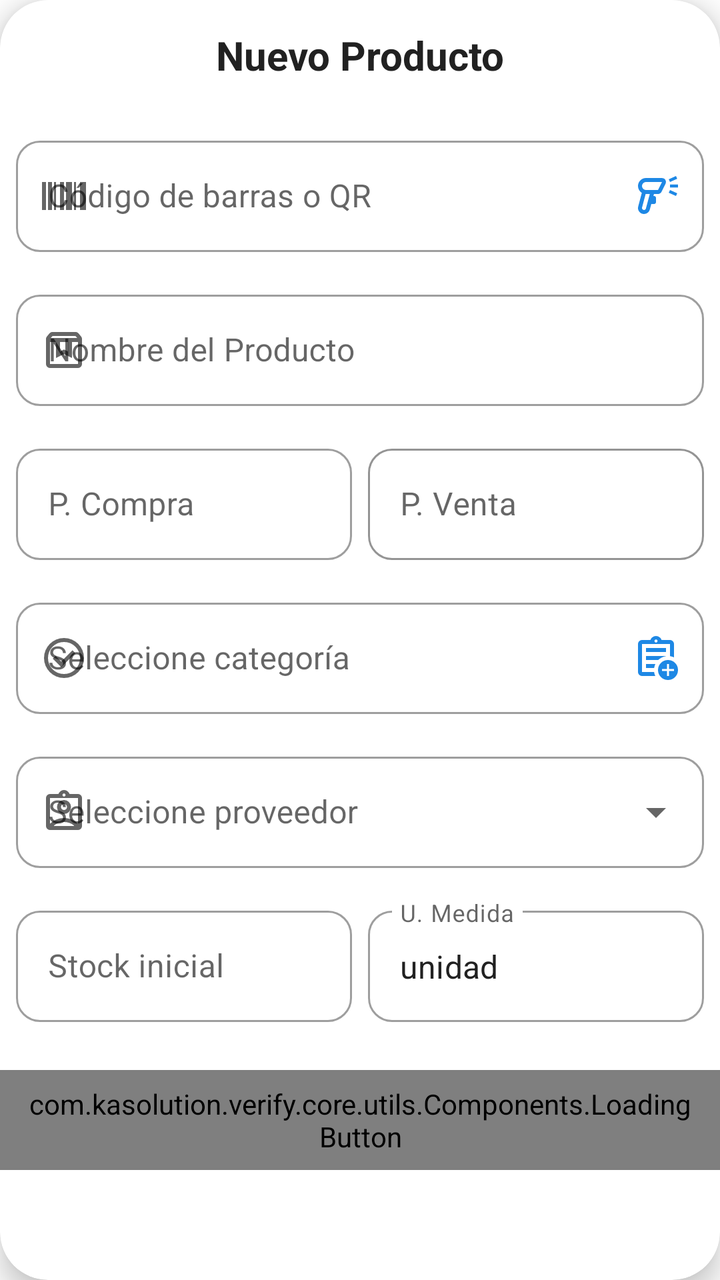
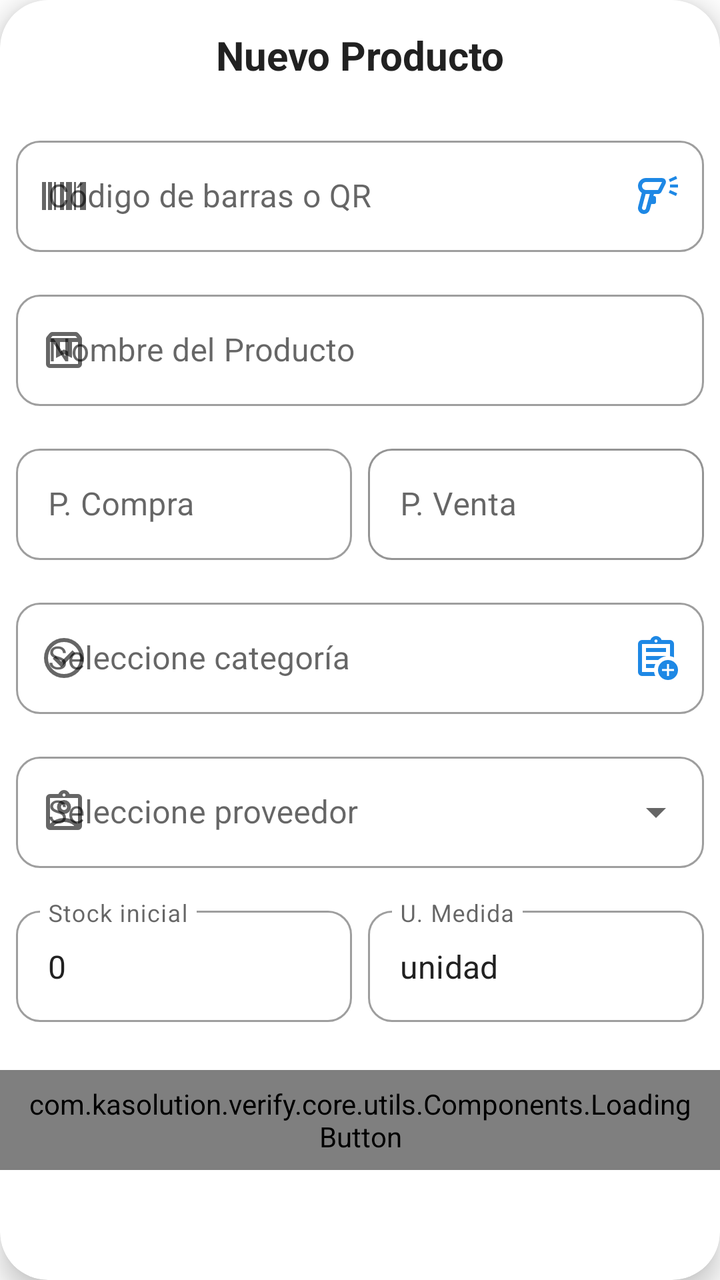

Two renders of the same Android screen: before a commit and after it. Below are the layout's source before the change and the commit's diff.
<!-- AndroidManifest.xml: application theme Theme.VERIFY -->
<!-- res/layout/fragment_product_form_dialog.xml -->
<?xml version="1.0" encoding="utf-8"?>
<com.google.android.material.card.MaterialCardView xmlns:android="http://schemas.android.com/apk/res/android"
    xmlns:app="http://schemas.android.com/apk/res-auto"
    android:layout_width="match_parent"
    android:layout_height="wrap_content"
    android:layout_margin="16dp"
    android:backgroundTint="@color/white_pure"
    android:padding="16dp"
    app:cardCornerRadius="24dp"
    app:cardElevation="8dp">

    <LinearLayout
        android:layout_width="match_parent"
        android:layout_height="wrap_content"
        android:orientation="vertical"
        android:paddingVertical="14dp">

        <TextView
            android:id="@+id/tv_dialog_title"
            android:layout_width="match_parent"
            android:layout_height="wrap_content"
            android:layout_marginBottom="16dp"
            android:gravity="center"
            android:text="Nuevo Producto"
            android:textColor="@color/grey_text_dark"
            android:textSize="20sp"
            android:textStyle="bold"
            app:layout_constraintEnd_toEndOf="parent"
            app:layout_constraintStart_toStartOf="parent"
            app:layout_constraintTop_toTopOf="parent" />
        <ScrollView
            android:layout_width="match_parent"
            android:layout_height="wrap_content">
            <LinearLayout
                android:layout_width="match_parent"
                android:layout_height="wrap_content"
                android:orientation="vertical"
                android:paddingHorizontal="8dp"
                android:paddingVertical="8dp">
                <com.google.android.material.textfield.TextInputLayout
                    android:id="@+id/til_CodigoProducto"
                    style="@style/Widget.MaterialComponents.TextInputLayout.OutlinedBox"
                    android:layout_width="match_parent"
                    android:layout_height="wrap_content"
                    android:hint="Código de barras o QR"
                    app:startIconDrawable="@drawable/ic_barcode"
                    app:boxCornerRadiusBottomEnd="12dp"
                    app:boxCornerRadiusBottomStart="12dp"
                    app:boxCornerRadiusTopEnd="12dp"
                    app:boxCornerRadiusTopStart="12dp"
                    app:endIconMode="custom"
                    app:endIconDrawable="@drawable/ic_barcode_read"
                    app:endIconTint="@color/blue_corporative_primary"
                    app:endIconContentDescription="Escanear código">>

                    <com.google.android.material.textfield.TextInputEditText
                        android:id="@+id/et_codigo_producto"
                        android:layout_width="match_parent"
                        android:layout_height="wrap_content"
                        android:inputType="number" />
                </com.google.android.material.textfield.TextInputLayout>

                <com.google.android.material.textfield.TextInputLayout
                    android:id="@+id/til_NombreProducto"
                    style="@style/Widget.MaterialComponents.TextInputLayout.OutlinedBox"
                    android:layout_width="match_parent"
                    android:layout_height="wrap_content"
                    app:boxCornerRadiusBottomEnd="12dp"
                    app:boxCornerRadiusBottomStart="12dp"
                    app:boxCornerRadiusTopEnd="12dp"
                    app:boxCornerRadiusTopStart="12dp"
                    android:layout_marginTop="16dp"
                    android:hint="Nombre del Producto"
                    app:startIconDrawable="@drawable/ic_module_inventario">

                    <com.google.android.material.textfield.TextInputEditText
                        android:id="@+id/et_nombre_producto"
                        android:layout_width="match_parent"
                        android:layout_height="wrap_content"
                        android:inputType="textCapWords" />
                </com.google.android.material.textfield.TextInputLayout>

                <LinearLayout
                    android:layout_width="match_parent"
                    android:layout_height="wrap_content"
                    android:layout_marginTop="16dp"
                    android:orientation="horizontal">

                    <com.google.android.material.textfield.TextInputLayout
                        android:id="@+id/til_PrecioCompra"
                        style="@style/Widget.MaterialComponents.TextInputLayout.OutlinedBox"
                        android:layout_width="0dp"
                        android:layout_height="wrap_content"
                        android:layout_marginEnd="8dp"
                        app:boxCornerRadiusBottomEnd="12dp"
                        app:boxCornerRadiusBottomStart="12dp"
                        app:boxCornerRadiusTopEnd="12dp"
                        app:boxCornerRadiusTopStart="12dp"
                        android:layout_weight="1"
                        android:hint="P. Compra"
                        app:prefixText="S/ ">

                        <com.google.android.material.textfield.TextInputEditText
                            android:id="@+id/et_precio_compra"
                            android:layout_width="match_parent"
                            android:layout_height="wrap_content"
                            android:inputType="numberDecimal"
                            app:prefixText="S/ " />
                    </com.google.android.material.textfield.TextInputLayout>

                    <com.google.android.material.textfield.TextInputLayout
                        android:id="@+id/til_PrecioVenta"
                        style="@style/Widget.MaterialComponents.TextInputLayout.OutlinedBox"
                        android:layout_width="0dp"
                        android:layout_height="wrap_content"
                        app:boxCornerRadiusBottomEnd="12dp"
                        app:boxCornerRadiusBottomStart="12dp"
                        app:boxCornerRadiusTopEnd="12dp"
                        app:boxCornerRadiusTopStart="12dp"
                        android:layout_weight="1"
                        android:hint="P. Venta"
                        app:boxStrokeColor="@color/blue_corporative_primary"
                        app:prefixText="S/ ">

                        <com.google.android.material.textfield.TextInputEditText
                            android:id="@+id/et_precio_venta"
                            android:layout_width="match_parent"
                            android:layout_height="wrap_content"
                            android:inputType="numberDecimal"
                            app:prefixText="S/ " />
                    </com.google.android.material.textfield.TextInputLayout>
                </LinearLayout>

                <com.google.android.material.textfield.TextInputLayout
                    android:id="@+id/til_Categoria"
                    style="@style/Widget.MaterialComponents.TextInputLayout.OutlinedBox.ExposedDropdownMenu"
                    android:layout_width="match_parent"
                    android:layout_height="wrap_content"
                    app:boxCornerRadiusBottomEnd="12dp"
                    app:boxCornerRadiusBottomStart="12dp"
                    app:boxCornerRadiusTopEnd="12dp"
                    app:boxCornerRadiusTopStart="12dp"
                    android:layout_marginTop="16dp"
                    android:hint="Seleccione categoría"
                    app:endIconTint="@color/blue_corporative_primary"
                    app:startIconDrawable="@drawable/ic_check_circle"
                    app:endIconDrawable="@drawable/ic_add_register">

                    <AutoCompleteTextView
                        android:id="@+id/sp_Categoria"
                        android:layout_width="match_parent"
                        android:layout_height="wrap_content"
                        android:inputType="none" />
                </com.google.android.material.textfield.TextInputLayout>

                <com.google.android.material.textfield.TextInputLayout
                    android:id="@+id/til_Proveedor"
                    style="@style/Widget.MaterialComponents.TextInputLayout.OutlinedBox.ExposedDropdownMenu"
                    android:layout_width="match_parent"
                    android:layout_height="wrap_content"
                    app:boxCornerRadiusBottomEnd="12dp"
                    app:boxCornerRadiusBottomStart="12dp"
                    app:boxCornerRadiusTopEnd="12dp"
                    app:boxCornerRadiusTopStart="12dp"
                    android:layout_marginTop="16dp"
                    android:hint="Seleccione proveedor"
                    app:startIconDrawable="@drawable/ic_proveedor">

                    <AutoCompleteTextView
                        android:id="@+id/sp_Proveedor"
                        android:layout_width="match_parent"
                        android:layout_height="wrap_content"
                        android:singleLine="true"
                        android:inputType="none" />
                </com.google.android.material.textfield.TextInputLayout>

                <LinearLayout
                    android:layout_width="match_parent"
                    android:layout_height="wrap_content"
                    android:layout_marginTop="16dp"
                    android:orientation="horizontal">

                    <com.google.android.material.textfield.TextInputLayout
                        android:id="@+id/til_StockInicial"
                        style="@style/Widget.MaterialComponents.TextInputLayout.OutlinedBox"
                        android:layout_width="0dp"
                        android:layout_height="wrap_content"
                        app:boxCornerRadiusBottomEnd="12dp"
                        app:boxCornerRadiusBottomStart="12dp"
                        app:boxCornerRadiusTopEnd="12dp"
                        app:boxCornerRadiusTopStart="12dp"
                        android:layout_marginEnd="8dp"
                        android:layout_weight="1"
                        android:hint="Stock inicial">

                        <com.google.android.material.textfield.TextInputEditText
                            android:id="@+id/et_stock_inicial"
                            android:layout_width="match_parent"
                            android:layout_height="wrap_content"
                            android:inputType="number" />
                    </com.google.android.material.textfield.TextInputLayout>

                    <com.google.android.material.textfield.TextInputLayout
                        android:id="@+id/til_UnidadMedida"
                        style="@style/Widget.MaterialComponents.TextInputLayout.OutlinedBox"
                        android:layout_width="0dp"
                        android:layout_height="wrap_content"
                        app:boxCornerRadiusBottomEnd="12dp"
                        app:boxCornerRadiusBottomStart="12dp"
                        app:boxCornerRadiusTopEnd="12dp"
                        app:boxCornerRadiusTopStart="12dp"
                        android:layout_weight="1"
                        android:hint="U. Medida">

                        <com.google.android.material.textfield.TextInputEditText
                            android:id="@+id/et_unidad_medida"
                            android:layout_width="match_parent"
                            android:layout_height="wrap_content"
                            android:inputType="text"
                            android:text="unidad" />
                    </com.google.android.material.textfield.TextInputLayout>
                </LinearLayout>
            </LinearLayout>
        </ScrollView>
        <com.kasolution.verify.core.utils.Components.LoadingButton
            android:id="@+id/btn_save_product"
            android:layout_width="match_parent"
            android:layout_height="50dp"
            android:layout_marginTop="16dp"
            android:text="GUARDAR PRODUCTO"
            android:paddingHorizontal="14dp"
            android:textColor="@color/white_pure"
            android:textSize="14sp"
            android:textStyle="bold"
            app:buttonColor="@color/blue_corporative_primary" />

    </LinearLayout>
</com.google.android.material.card.MaterialCardView>
<!-- resources referenced by this layout -->
<resources>
  <color name="blue_corporative_primary">#1E88E5</color>
  <color name="grey_text_dark">#212121</color>
  <color name="white_pure">#FFFFFF</color>
  <!-- drawable ic_barcode (drawable) -->
  <vector xmlns:android="http://schemas.android.com/apk/res/android" android:height="24dp" android:tint="#000000" android:viewportHeight="960" android:viewportWidth="960" android:width="24dp">
        
      <path android:fillColor="@android:color/white" android:pathData="M40,760L40,200L120,200L120,760L40,760ZM160,760L160,200L240,200L240,760L160,760ZM280,760L280,200L320,200L320,760L280,760ZM400,760L400,200L480,200L480,760L400,760ZM520,760L520,200L640,200L640,760L520,760ZM680,760L680,200L720,200L720,760L680,760ZM800,760L800,200L920,200L920,760L800,760Z"/>
      
  </vector>
  <!-- drawable ic_check_circle (drawable) -->
  <vector xmlns:android="http://schemas.android.com/apk/res/android" android:height="24dp" android:tint="#000000" android:viewportHeight="960" android:viewportWidth="960" android:width="24dp">
        
      <path android:fillColor="@android:color/white" android:pathData="M424,664L706,382L650,326L424,552L310,438L254,494L424,664ZM480,880Q397,880 324,848.5Q251,817 197,763Q143,709 111.5,636Q80,563 80,480Q80,397 111.5,324Q143,251 197,197Q251,143 324,111.5Q397,80 480,80Q563,80 636,111.5Q709,143 763,197Q817,251 848.5,324Q880,397 880,480Q880,563 848.5,636Q817,709 763,763Q709,817 636,848.5Q563,880 480,880ZM480,800Q614,800 707,707Q800,614 800,480Q800,346 707,253Q614,160 480,160Q346,160 253,253Q160,346 160,480Q160,614 253,707Q346,800 480,800ZM480,480Q480,480 480,480Q480,480 480,480Q480,480 480,480Q480,480 480,480Q480,480 480,480Q480,480 480,480Q480,480 480,480Q480,480 480,480Z"/>
      
  </vector>
  <style name="Theme.VERIFY" parent="Base.Theme.VERIFY" />
  <style name="Base.Theme.VERIFY" parent="Theme.MaterialComponents.Light.NoActionBar">
          <item name="colorPrimary">@color/blue_corporative_primary</item>
          <item name="colorPrimaryDark">@color/blue_corporative_primary</item>
          <item name="colorAccent">@color/blue_corporative_primary</item>
  
          <item name="android:statusBarColor">@color/blue_corporative_primary</item>
          <item name="android:windowLightStatusBar">false</item>
          <item name="android:windowDrawsSystemBarBackgrounds">true</item>
          <item name="android:windowTranslucentStatus">false</item>
  
          <item name="android:textColorPrimary">@color/grey_text_dark</item>
  
          <item name="bottomSheetDialogTheme">@style/CustomBottomSheetDialog</item>
      </style>
  <style name="CustomBottomSheetDialog" parent="Theme.Design.Light.BottomSheetDialog">
          <item name="android:windowIsFloating">false</item>
          <item name="bottomSheetStyle">@style/CustomBottomSheetStyle</item>
      </style>
  <style name="CustomBottomSheetStyle" parent="Widget.Design.BottomSheet.Modal">
          <item name="android:background">@drawable/bg_bottom_sheet</item>
          <item name="backgroundTint">@android:color/transparent</item>
      </style>
  <!-- drawable bg_bottom_sheet (drawable) -->
  <shape xmlns:android="http://schemas.android.com/apk/res/android">
      <solid android:color="@color/white_pure" />
      <corners android:topLeftRadius="20dp" android:topRightRadius="20dp" />
  </shape>
  <!-- unchanged entries left out for length: 4 -->
</resources>

<!-- the commit's change to res/layout/fragment_product_form_dialog.xml (unified diff, before → after) -->
@@ -197,6 +197,7 @@
                             android:id="@+id/et_stock_inicial"
                             android:layout_width="match_parent"
                             android:layout_height="wrap_content"
+                            android:text="0"
                             android:inputType="number" />
                     </com.google.android.material.textfield.TextInputLayout>
 
